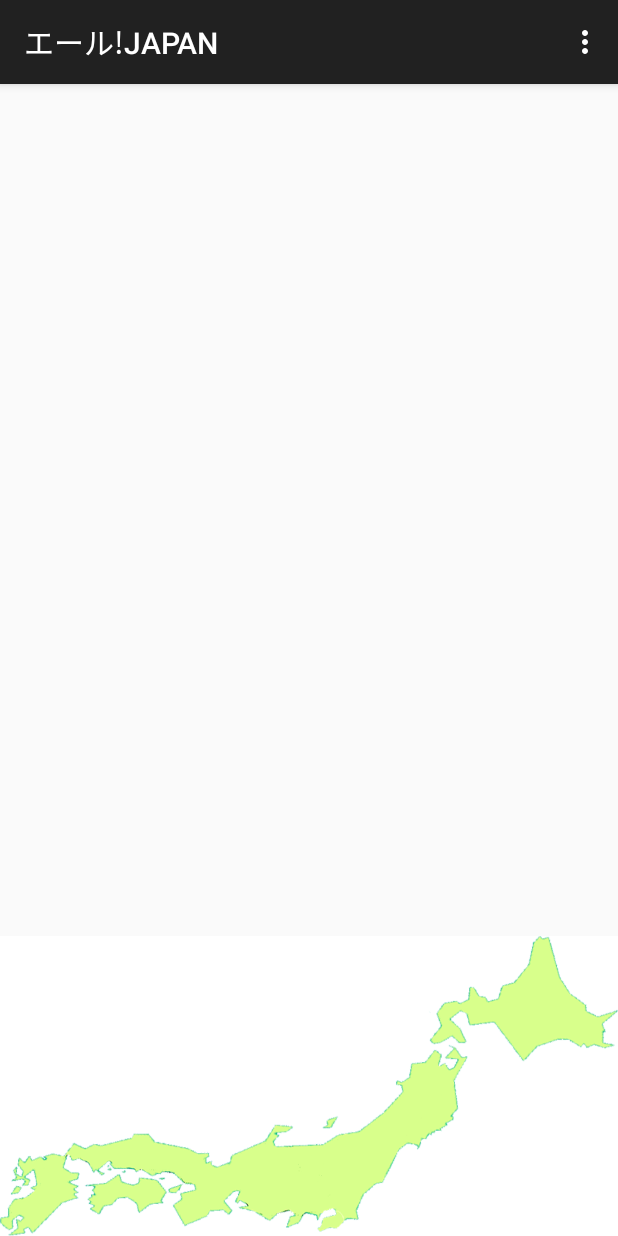
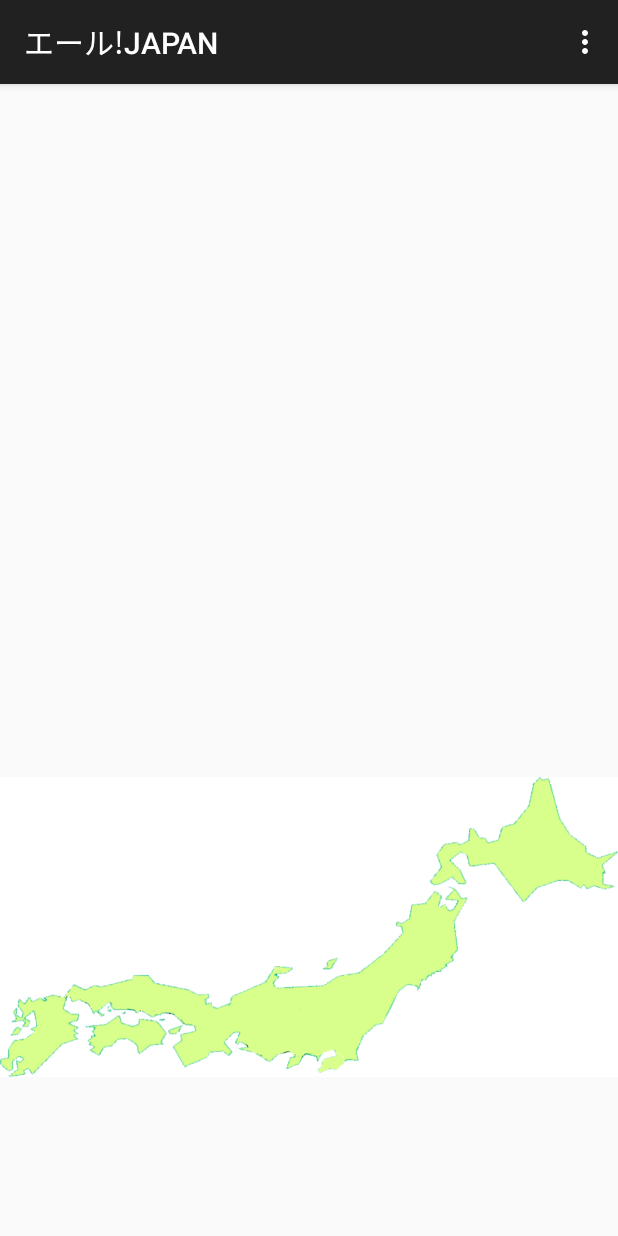
Before and after one commit to thedoroemons/honsanApp, an Android app: the screen it shows after launch (YellActivity), after a tap on "応援する", on a phone screen of 412 x 824 dp. Run offline under Robolectric (Android 15) with nearby library versions, the phone set to English and light mode, and no system bars; our stand-ins replace ButterKnife.

Commit message:
アニメーションサンプル実装

```diff
--- a/app/src/main/java/jp/co/spajam/honsenapp/YellActivity.java
+++ b/app/src/main/java/jp/co/spajam/honsenapp/YellActivity.java
@@ -6,21 +6,41 @@ import android.os.Bundle;
 import android.util.Log;
 import android.view.Menu;
 import android.view.MenuItem;
+import android.widget.EditText;
 import android.widget.ImageView;
+import android.widget.RelativeLayout;
+
+import butterknife.Bind;
+import butterknife.ButterKnife;
 
 
 public class YellActivity extends ActionBarActivity {
 
 	public static final String TAG = YellApplication.class.getSimpleName();
 	private String mNickname;
+	private int mRootWidth;
+	private int mRootHeight;
+
+
+	@Bind(R.id.map)
+	ImageView mMap;
+
+	@Bind(R.id.root)
+	RelativeLayout mRoot;
 
 	@Override
 	protected void onCreate(Bundle savedInstanceState) {
 		super.onCreate(savedInstanceState);
 		setContentView(R.layout.activity_yell);
+		ButterKnife.bind(this);
+
+		mRootWidth = mRoot.getWidth();
+		mRootHeight = mRoot.getHeight();
 
 		mNickname = YellApplication.loadNickname();
 		Log.d(TAG, "Nickname:" + mNickname);
+
+		animateTranslationY(mMap);
 	}
 
 	@Override
@@ -48,13 +68,16 @@ public class YellActivity extends ActionBarActivity {
 
 	/**
 	 * X方向にターゲットを3秒かけて200移動する
+	 * See http://techblog.yahoo.co.jp/programming/androidiphone/
 	 *
 	 * @param target
 	 */
 	private void animateTranslationY( ImageView target ) {
 
+		float absoluteStartY = 0f;
+		float absoluteEndY = -200f;
 		// translationXプロパティを0fから200fに変化させます
-		ObjectAnimator objectAnimator = ObjectAnimator.ofFloat( target, "translationY", 0f, 200f );
+		ObjectAnimator objectAnimator = ObjectAnimator.ofFloat( target, "translationY", absoluteStartY, absoluteEndY );
 
 		// 3秒かけて実行させます
 		objectAnimator.setDuration( 3000 );
--- a/app/src/main/res/layout/activity_yell.xml
+++ b/app/src/main/res/layout/activity_yell.xml
@@ -1,10 +1,12 @@
 <RelativeLayout xmlns:android="http://schemas.android.com/apk/res/android"
 				xmlns:tools="http://schemas.android.com/tools"
+				android:id="@+id/root"
 				android:layout_width="match_parent"
 				android:layout_height="match_parent"
 				tools:context="jp.co.spajam.honsenapp.YellActivity">
 
 	<ImageView
+		android:id="@+id/map"
 		android:layout_width="match_parent"
 		android:layout_height="200dp"
 		android:scaleType="fitXY"
```
